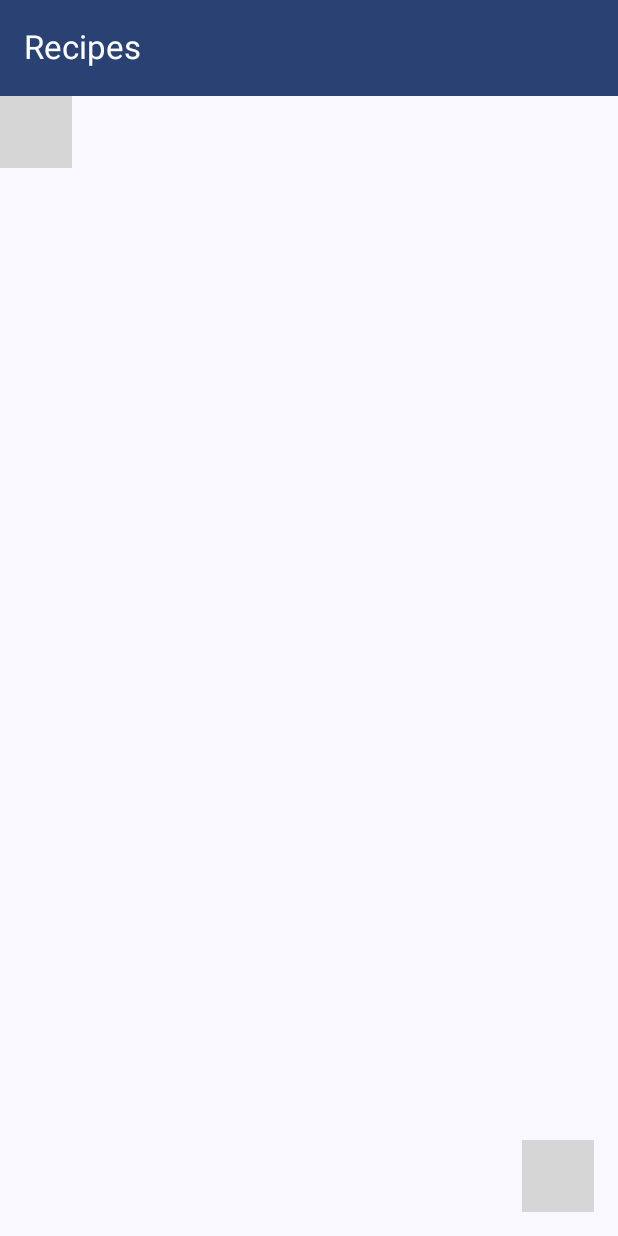
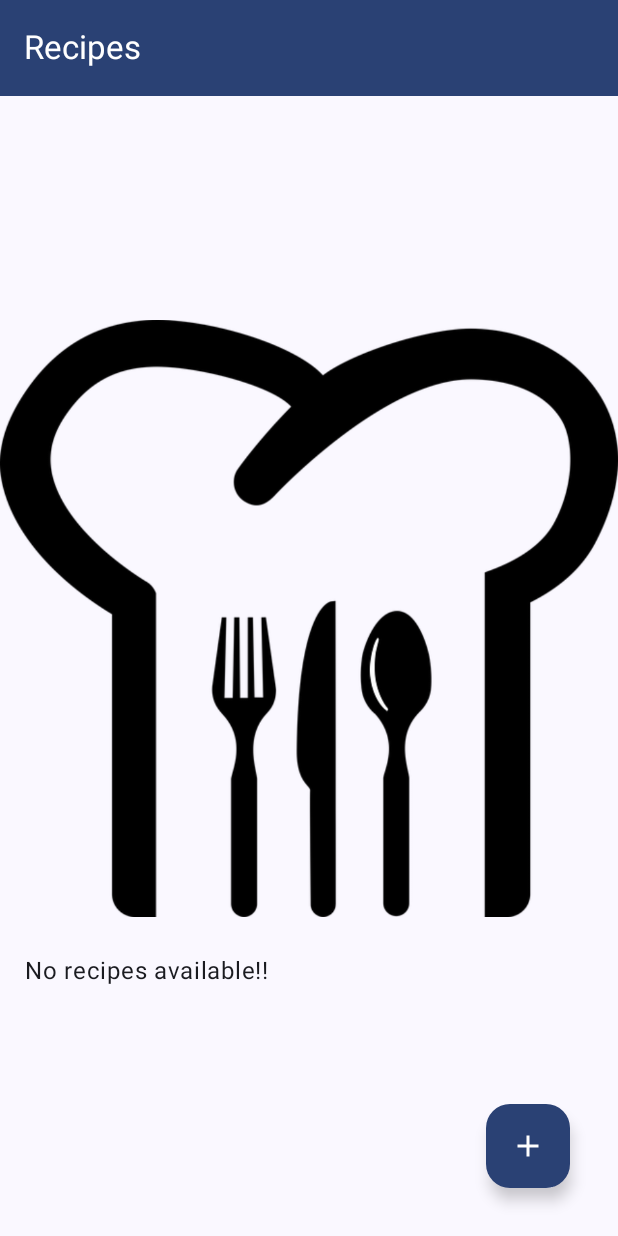
Before and after one commit to MayrThomas/project-meal, an Android app built with Jetpack Compose: the screen it shows after launch (MainActivity), on a phone screen of 412 x 824 dp. Run offline under Robolectric (Android 15) with nearby library versions, the phone set to English and light mode, and no system bars; our stand-ins replace Room's generated code, livedata-compose; grey boxes are pictures that could not be loaded.

Commit message:
basic navigation setup

```diff
--- a/projectMeal/app/build.gradle
+++ b/projectMeal/app/build.gradle
@@ -72,4 +72,7 @@
     implementation 'androidx.room:room-ktx:2.5.2'
     annotationProcessor 'androidx.room:room-compiler:2.5.2'
     kapt "androidx.room:room-compiler:2.5.2"
+
+    // Navigation
+    implementation "androidx.navigation:navigation-compose:2.6.0"
 }
--- a/projectMeal/app/src/main/java/at/thomas/mayr/projectMeal/MainActivity.kt
+++ b/projectMeal/app/src/main/java/at/thomas/mayr/projectMeal/MainActivity.kt
@@ -1,32 +1,15 @@
 package at.thomas.mayr.projectMeal
 
+import android.content.res.Resources
 import android.os.Bundle
-import android.widget.Toast
 import androidx.activity.ComponentActivity
 import androidx.activity.compose.setContent
-import androidx.compose.foundation.layout.Arrangement
-import androidx.compose.foundation.layout.Column
-import androidx.compose.foundation.layout.PaddingValues
 import androidx.compose.foundation.layout.fillMaxSize
-import androidx.compose.foundation.layout.padding
-import androidx.compose.foundation.lazy.grid.GridCells
-import androidx.compose.foundation.lazy.grid.LazyVerticalGrid
-import androidx.compose.foundation.lazy.grid.items
-import androidx.compose.material.icons.Icons
-import androidx.compose.material.icons.filled.Add
 import androidx.compose.material3.ExperimentalMaterial3Api
-import androidx.compose.material3.FabPosition
-import androidx.compose.material3.MaterialTheme
-import androidx.compose.material3.Scaffold
-import androidx.compose.material3.Text
-import androidx.compose.material3.TopAppBar
-import androidx.compose.material3.TopAppBarDefaults
-import androidx.compose.runtime.Composable
-import androidx.compose.runtime.getValue
-import androidx.compose.runtime.livedata.observeAsState
 import androidx.compose.ui.Modifier
-import androidx.compose.ui.unit.dp
-import androidx.lifecycle.LiveData
+import androidx.navigation.compose.NavHost
+import androidx.navigation.compose.composable
+import androidx.navigation.compose.rememberNavController
 import at.thomas.mayr.projectMeal.room.MealDatabase
 import at.thomas.mayr.projectMeal.room.MealRepository
 import at.thomas.mayr.projectMeal.room.entities.Ingredient
@@ -35,95 +18,59 @@
 import at.thomas.mayr.projectMeal.room.entities.RecipeWithIngredient
 import at.thomas.mayr.projectMeal.ui.theme.ProjectMealTheme
 import at.thomas.mayr.projectMeal.util.Utils
-import at.thomas.mayr.projectMeal.view.EmptyRecipeGridItem
-import at.thomas.mayr.projectMeal.view.MealFAB
-import at.thomas.mayr.projectMeal.view.RecipeGridItem
+import at.thomas.mayr.projectMeal.view.screens.MainScreen
+import at.thomas.mayr.projectMeal.view.screens.RecipeScreen
 
 class MainActivity : ComponentActivity() {
-    lateinit var repository: MealRepository
 
     @OptIn(ExperimentalMaterial3Api::class)
     override fun onCreate(savedInstanceState: Bundle?) {
         super.onCreate(savedInstanceState)
+
+        // Setup Database
+        val mealDatabase = MealDatabase.getInstance(this.applicationContext)
+        val mealDao = mealDatabase.mealDao()
+        repository = MealRepository(mealDao)
+
         setContent {
             ProjectMealTheme {
+                val navController = rememberNavController()
                 // A surface container using the 'background' color from the theme
-                Scaffold(
-                    topBar = {
-                        TopAppBar(
-                            title = { Text(text = "Recipes") },
-                            colors = TopAppBarDefaults.smallTopAppBarColors(
-                                containerColor = MaterialTheme.colorScheme.primary,
-                                scrolledContainerColor = MaterialTheme.colorScheme.primary,
-                                navigationIconContentColor = MaterialTheme.colorScheme.onPrimary,
-                                titleContentColor = MaterialTheme.colorScheme.onPrimary,
-                                actionIconContentColor = MaterialTheme.colorScheme.onPrimary
+                NavHost(
+                    navController = navController,
+                    startDestination = "home",
+                    modifier = Modifier.fillMaxSize()
+                ) {
+                    composable("home") {
+                        MainScreen(
+                            navController,
+                            allRecipes = repository.allRecipes,
+                            resources = resources
                         )
+                    }
+                    composable(
+                        "recipe/{recipeId}"
+                    ) { navBackStackEntry ->
+                        val recipeId = navBackStackEntry.arguments?.getString("recipeId")?.toLong()
+
+                        RecipeScreen(
+                            navController = navController,
+                            recipe = repository.allRecipes.value
+                                ?.find { it.recipe.recipeId == recipeId }
+                                ?: RecipeWithIngredient(Recipe(), listOf())
                         )
-                    },
-                    floatingActionButton = {
-                        MealFAB(
-                            icon = Icons.Default.Add,
-                            contentDescription = "Add test recipe",
-                            onClick = { createTestRecipe() }
-                        )
-                    },
-                    floatingActionButtonPosition = FabPosition.End
-                ) {
-                    ScreenSetup(it)
+                    }
                 }
             }
         }
     }
 
-    @Composable
-    fun ScreenSetup(paddingValues: PaddingValues) {
-        // Setup Database
-        val mealDatabase = MealDatabase.getInstance(this.applicationContext)
-        val mealDao = mealDatabase.mealDao()
-        repository = MealRepository(mealDao)
+    companion object {
+        lateinit var repository: MealRepository
+        fun createTestRecipe(resources: Resources) {
 
-        Column(
-            Modifier
-                .fillMaxSize()
-                .padding(paddingValues)
-        ) {
-            MainScreen(repository.allRecipes)
-        }
-    }
-
-    @Composable
-    fun MainScreen(allRecipes: LiveData<List<RecipeWithIngredient>>) {
-        val recipes by allRecipes.observeAsState(initial = emptyList())
-
-        if (recipes.isEmpty()) {
-            EmptyRecipeGridItem()
-        } else {
-            LazyVerticalGrid(
-                modifier = Modifier.padding(8.dp),
-                columns = GridCells.Fixed(2),
-                horizontalArrangement = Arrangement.spacedBy(8.dp),
-                verticalArrangement = Arrangement.spacedBy(8.dp)
-            ) {
-                items(recipes) { recipeWithIngredients ->
-                    RecipeGridItem(
-                        recipeWithIngredients = recipeWithIngredients,
-                        onClick = {
-                            Toast.makeText(
-                                applicationContext,
-                                "Click on recipe with id ${recipeWithIngredients.recipe.recipeId}",
-                                Toast.LENGTH_SHORT
-                            ).show()
-                        }
-                    )
-                }
-            }
-        }
-    }
-
-    private fun createTestRecipe() {
-
-        val testRecipe = Recipe(name = "TEST-RECIPE-NAME", image = Utils.bitmapToBase64(resources))
+            val testRecipe =
+                Recipe(name = "TEST-RECIPE-NAME", image = Utils.bitmapToBase64(resources))
             val lastRecipe = repository.insertRecipe(testRecipe)
 
             val testIngredient = Ingredient(
@@ -138,3 +85,4 @@
 
         }
     }
+}
```
Lines whose indentation alone changed are shown as unchanged.
